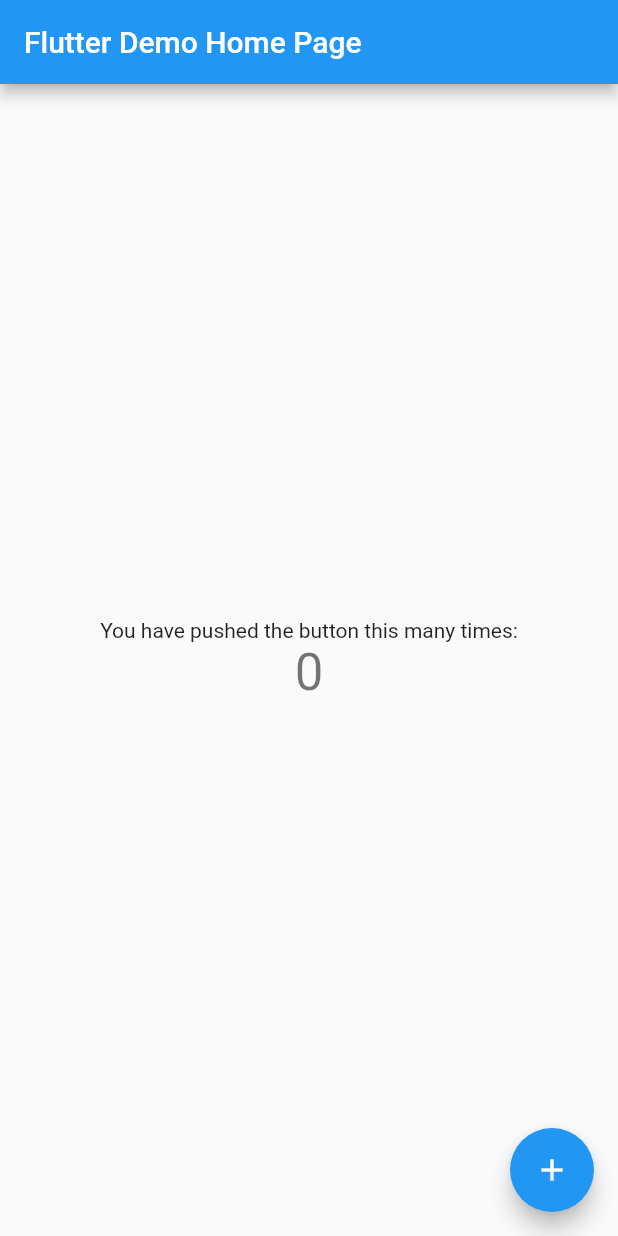
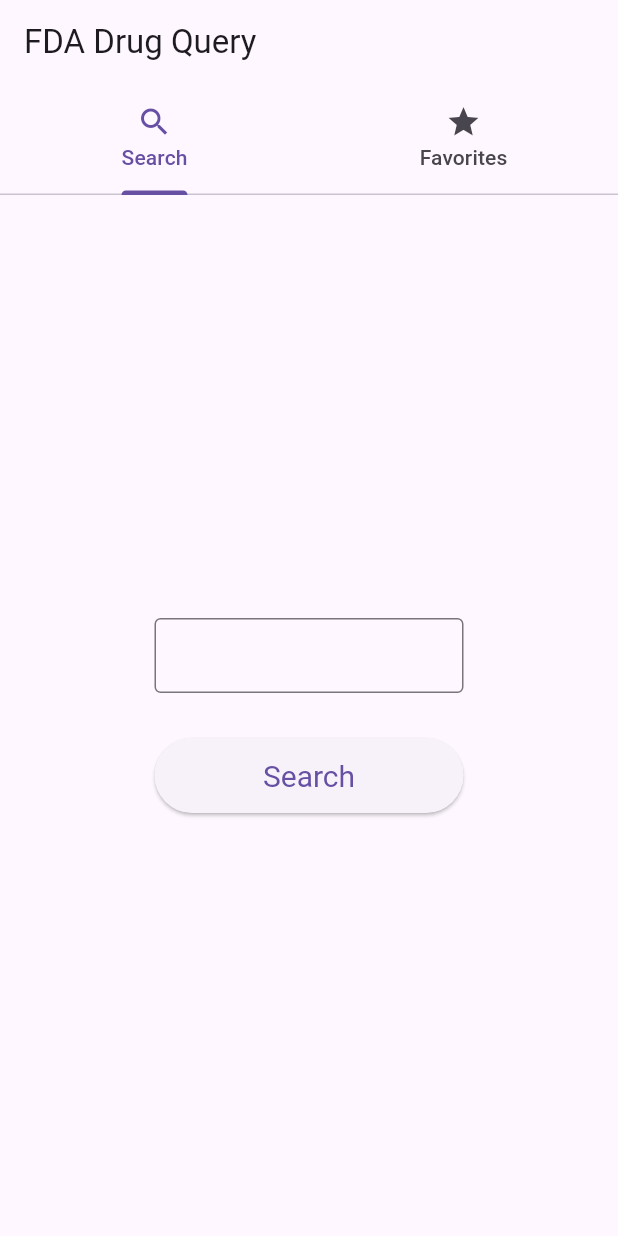
Before and after one commit to caseybrown-dev/fda-lookup, a Flutter app: the screen it shows after launch, on a phone screen of 412 x 824 dp. Run offline on Flutter 3.47's test engine with Material 2 defaults, Android fonts, the phone set to English and light mode, and no system bars.

Commit message:
Refactoring pages

```diff
--- /dev/null
+++ b/lib/favorites_page.dart
@@ -0,0 +1,35 @@
+import 'package:flutter/material.dart';
+
+
+class FavoritesPage extends StatefulWidget {
+  const FavoritesPage({super.key});
+
+  @override
+  State<FavoritesPage> createState() => _FavoritesPageState();
+}
+
+class _FavoritesPageState extends State<FavoritesPage> {
+
+  @override
+  Widget build(BuildContext context) {
+    final ButtonStyle style =
+    ElevatedButton.styleFrom(textStyle: const TextStyle(fontSize: 20));
+
+    final double windowWidth = MediaQuery.of(context).size.width;
+
+      return Center(
+        // Center is a layout widget. It takes a single child and positions it
+        // in the middle of the parent.
+        child: Column(
+          mainAxisAlignment: MainAxisAlignment.center,
+          children: <Widget>[
+            SizedBox(
+              width: windowWidth * 0.5,
+              height: 50,
+              child: const Text('Favorites!'),
+            ),
+          ],
+        ),
+      );
+  }
+}
--- a/lib/main.dart
+++ b/lib/main.dart
@@ -1,4 +1,6 @@
 import 'package:flutter/material.dart';
+import 'search_page.dart';
+import 'favorites_page.dart';
 
 void main() {
   runApp(const MyApp());
@@ -11,105 +13,37 @@ class MyApp extends StatelessWidget {
   @override
   Widget build(BuildContext context) {
     return MaterialApp(
-      title: 'Flutter Demo',
+      title: 'FDA Drug Query',
       theme: ThemeData(
-        // This is the theme of your application.
-        //
-        // Try running your application with "flutter run". You'll see the
-        // application has a blue toolbar. Then, without quitting the app, try
-        // changing the primarySwatch below to Colors.green and then invoke
-        // "hot reload" (press "r" in the console where you ran "flutter run",
-        // or simply save your changes to "hot reload" in a Flutter IDE).
-        // Notice that the counter didn't reset back to zero; the application
-        // is not restarted.
         primarySwatch: Colors.blue,
+        useMaterial3: true
       ),
-      home: const MyHomePage(title: 'Flutter Demo Home Page'),
+      home: DefaultTabController(
+        length: 2,
+        child: Scaffold(
+          appBar: AppBar(
+            bottom: const TabBar(
+              tabs: [
+                Tab(
+                  icon: Icon(Icons.search),
+                  text: 'Search',
+                ),
+                Tab(
+                  icon: Icon(Icons.star),
+                  text: 'Favorites',
+                ),
+              ],
+            ),
+            title: const Text('FDA Drug Query'),
+          ),
+          body: const TabBarView(
+            children: [
+              SearchPage(),
+              FavoritesPage(),
+            ],
+          ),
+        ),
+      ),
     );
   }
 }
-
-class MyHomePage extends StatefulWidget {
-  const MyHomePage({super.key, required this.title});
-
-  // This widget is the home page of your application. It is stateful, meaning
-  // that it has a State object (defined below) that contains fields that affect
-  // how it looks.
-
-  // This class is the configuration for the state. It holds the values (in this
-  // case the title) provided by the parent (in this case the App widget) and
-  // used by the build method of the State. Fields in a Widget subclass are
-  // always marked "final".
-
-  final String title;
-
-  @override
-  State<MyHomePage> createState() => _MyHomePageState();
-}
-
-class _MyHomePageState extends State<MyHomePage> {
-  int _counter = 0;
-
-  void _incrementCounter() {
-    setState(() {
-      // This call to setState tells the Flutter framework that something has
-      // changed in this State, which causes it to rerun the build method below
-      // so that the display can reflect the updated values. If we changed
-      // _counter without calling setState(), then the build method would not be
-      // called again, and so nothing would appear to happen.
-      _counter++;
-    });
-  }
-
-  @override
-  Widget build(BuildContext context) {
-    // This method is rerun every time setState is called, for instance as done
-    // by the _incrementCounter method above.
-    //
-    // The Flutter framework has been optimized to make rerunning build methods
-    // fast, so that you can just rebuild anything that needs updating rather
-    // than having to individually change instances of widgets.
-    return Scaffold(
-      appBar: AppBar(
-        // Here we take the value from the MyHomePage object that was created by
-        // the App.build method, and use it to set our appbar title.
-        title: Text(widget.title),
-      ),
-      body: Center(
-        // Center is a layout widget. It takes a single child and positions it
-        // in the middle of the parent.
-        child: Column(
-          // Column is also a layout widget. It takes a list of children and
-          // arranges them vertically. By default, it sizes itself to fit its
-          // children horizontally, and tries to be as tall as its parent.
-          //
-          // Invoke "debug painting" (press "p" in the console, choose the
-          // "Toggle Debug Paint" action from the Flutter Inspector in Android
-          // Studio, or the "Toggle Debug Paint" command in Visual Studio Code)
-          // to see the wireframe for each widget.
-          //
-          // Column has various properties to control how it sizes itself and
-          // how it positions its children. Here we use mainAxisAlignment to
-          // center the children vertically; the main axis here is the vertical
-          // axis because Columns are vertical (the cross axis would be
-          // horizontal).
-          mainAxisAlignment: MainAxisAlignment.center,
-          children: <Widget>[
-            const Text(
-              'You have pushed the button this many times:',
-            ),
-            Text(
-              '$_counter',
-              style: Theme.of(context).textTheme.headlineMedium,
-            ),
-          ],
-        ),
-      ),
-      floatingActionButton: FloatingActionButton(
-        onPressed: _incrementCounter,
-        tooltip: 'Increment',
-        child: const Icon(Icons.add),
-      ), // This trailing comma makes auto-formatting nicer for build methods.
-    );
-  }
-}
--- /dev/null
+++ b/lib/search_page.dart
@@ -0,0 +1,50 @@
+import 'package:flutter/material.dart';
+
+
+class SearchPage extends StatefulWidget {
+  const SearchPage({super.key});
+
+  @override
+  State<SearchPage> createState() => _SearchPageState();
+}
+
+class _SearchPageState extends State<SearchPage> {
+
+  @override
+  Widget build(BuildContext context) {
+    final ButtonStyle style =
+    ElevatedButton.styleFrom(textStyle: const TextStyle(fontSize: 20));
+
+    final double windowWidth = MediaQuery.of(context).size.width;
+
+      return Center(
+        // Center is a layout widget. It takes a single child and positions it
+        // in the middle of the parent.
+        child: Column(
+          mainAxisAlignment: MainAxisAlignment.center,
+          children: <Widget>[
+            SizedBox(
+              width: windowWidth * 0.5,
+              height: 50,
+              child: const TextField(
+                  obscureText: false,
+                  decoration: InputDecoration(
+                      border: OutlineInputBorder()
+                  )
+              ),
+            ),
+            const SizedBox(height: 30),
+            SizedBox(
+              width: windowWidth * 0.5,
+              height: 50,
+              child: ElevatedButton(
+                style: style,
+                onPressed: () {},
+                child: const Text('Search'),
+              ),
+            )
+          ],
+        ),
+      );
+  }
+}
```
